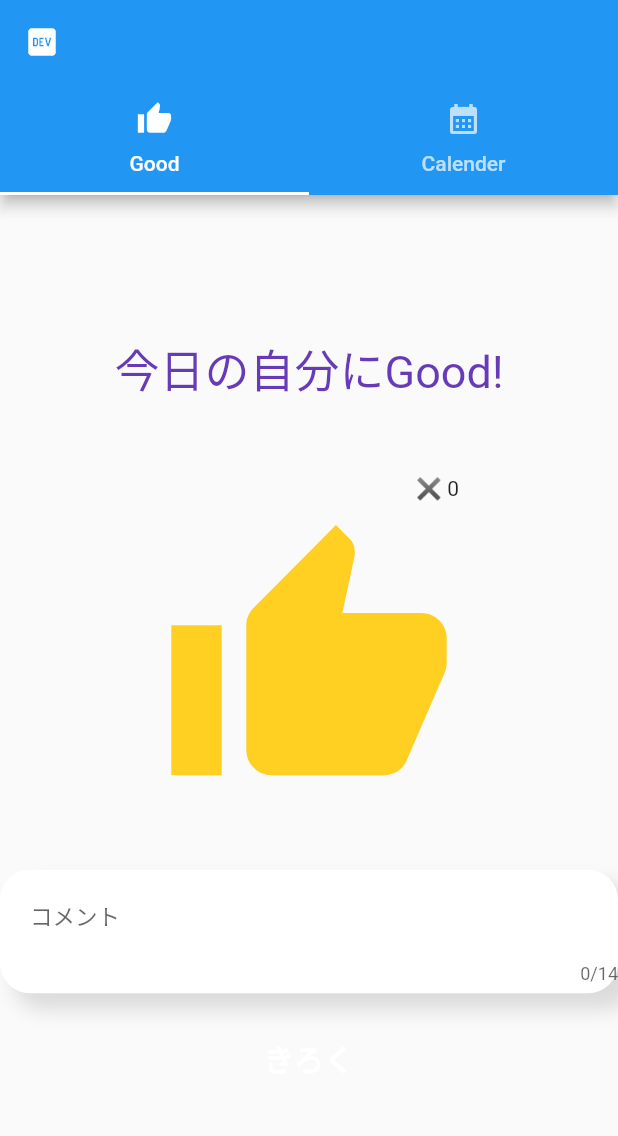
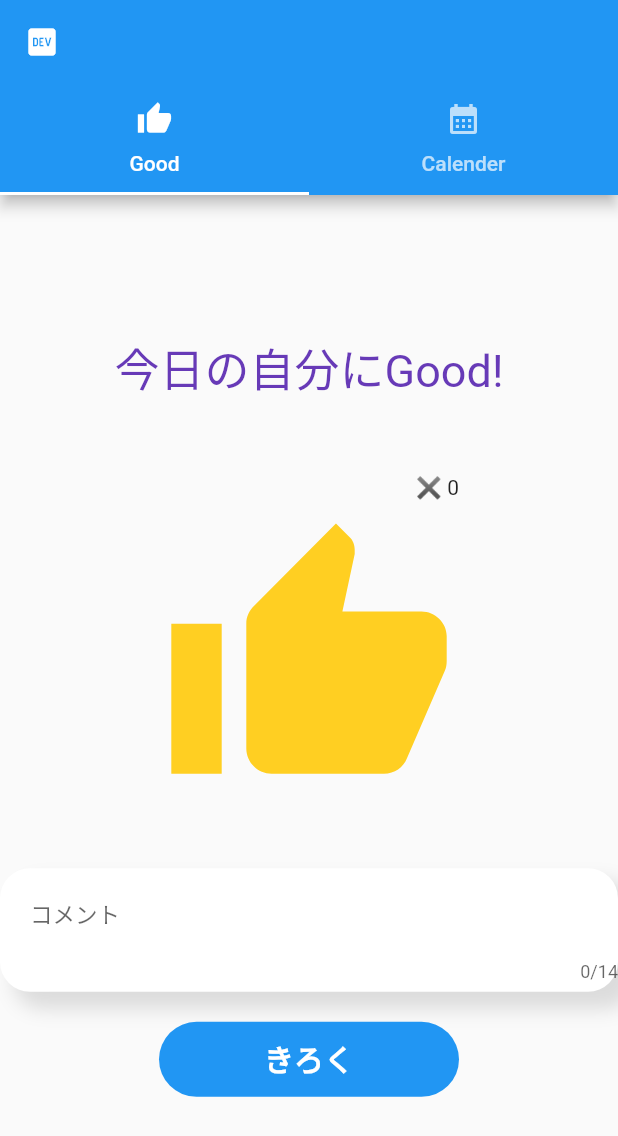
Before and after one commit to youten410/me-good, a Flutter app: the screen it shows after launch, on a phone screen of 412 x 824 dp. Shown: the top 1136 px of the screen. Run offline on Flutter 3.47's test engine with Material 2 defaults, Android fonts, the phone set to English and light mode, and no system bars; our stand-ins replace cloud_firestore, firebase_core, go_router, table_calendar; accounts and stored records are empty.

Commit message:
update :　テキストボタンの高さ、幅を変更

```diff
--- a/lib/screens/good_screen.dart
+++ b/lib/screens/good_screen.dart
@@ -113,6 +113,12 @@ class _GoodScreenState extends State<GoodScreen> {
           ),
           Center(
             child: TextButton(
+                style: TextButton.styleFrom(
+                  fixedSize: const Size(200, 50),
+                    backgroundColor: Colors.blue,
+                    shape: const RoundedRectangleBorder(
+                      borderRadius: BorderRadius.all(Radius.circular(100)),
+                    )),
                 onPressed: () {
                   if (goodCount != 0 && comment.isNotEmpty) {
                     DateTime now = DateTime.now();
```
